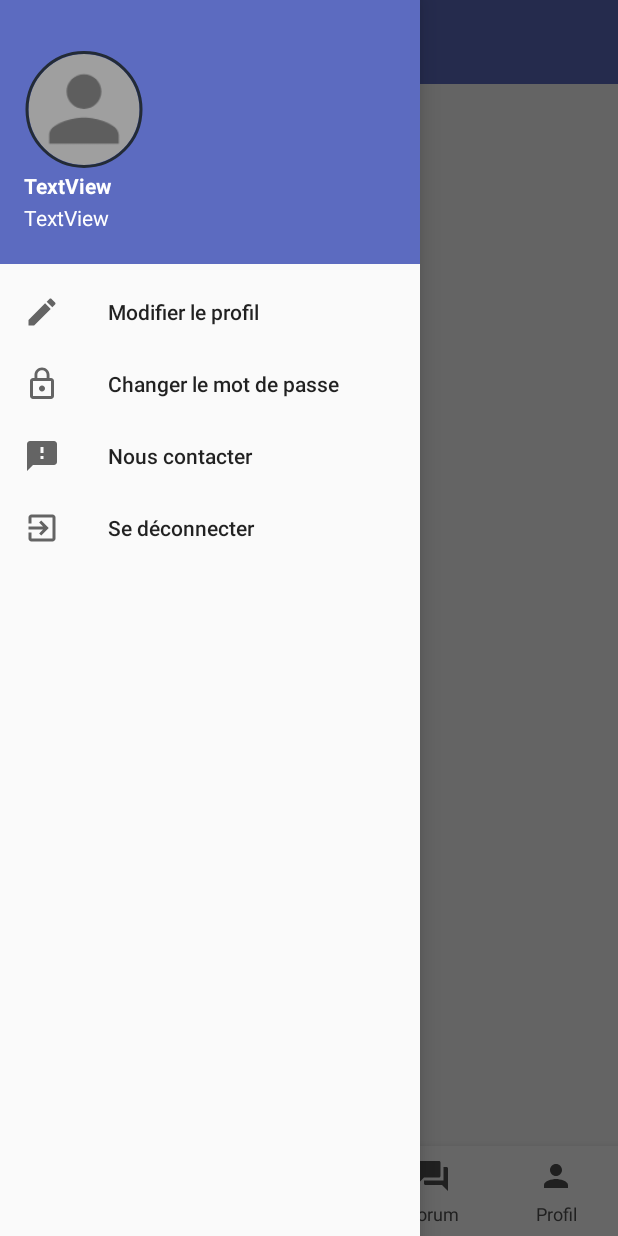
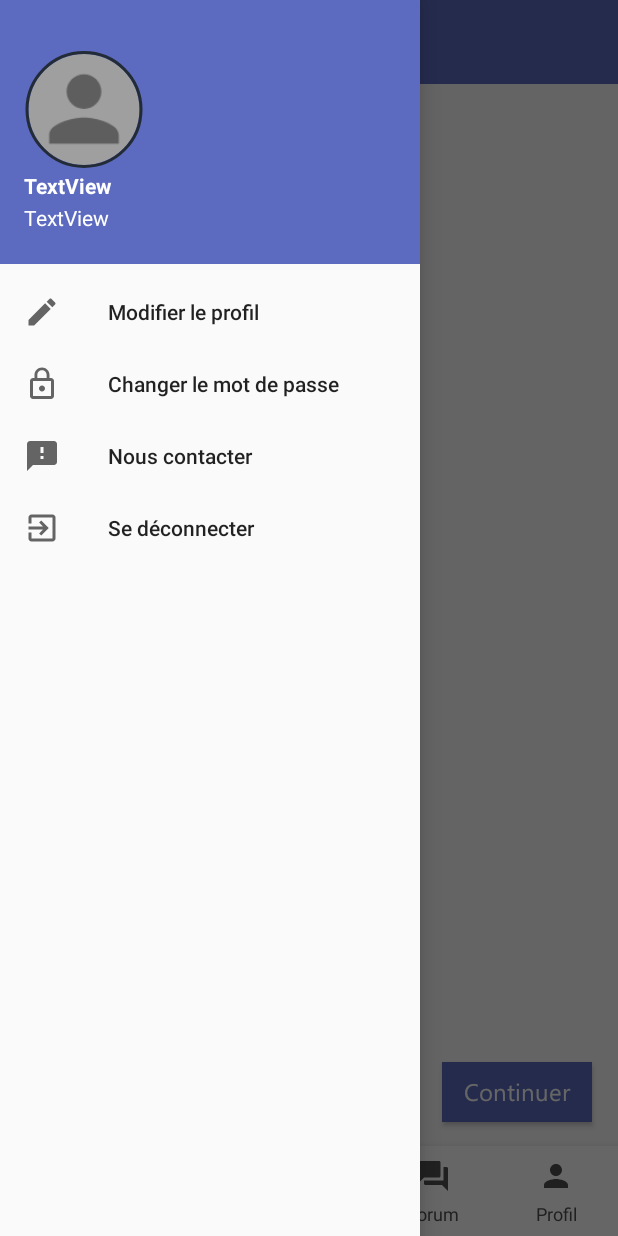
Before and after one commit to MestaouiYassine/ProgrammationC, an Android app: the fragment CoursesFragment placed in its activity, after a tap on "Open navigation drawer", on a phone screen of 412 x 824 dp. Run offline under Robolectric (Android 15) with nearby library versions, the phone set to English and light mode, and no system bars; our stand-ins replace CircleImageView, Firebase (no records; nobody signed in at launch, a user with empty details on screens opened directly); pictures from the network do not load; 1 statement that could not run was skipped; 1 other tap on this screen came first.

Commit message:
Basic C course done

```diff
--- a/app/src/main/java/com/projet/programmationenc/CoursesFragment.java
+++ b/app/src/main/java/com/projet/programmationenc/CoursesFragment.java
@@ -4,14 +4,12 @@ import android.os.Bundle;
 import android.view.LayoutInflater;
 import android.view.View;
 import android.view.ViewGroup;
-import android.widget.EditText;
+import android.widget.Button;
 import android.widget.TextView;
 
 import androidx.annotation.NonNull;
 import androidx.annotation.Nullable;
 import androidx.fragment.app.Fragment;
-
-import java.util.List;
 
 import retrofit2.Call;
 import retrofit2.Callback;
@@ -22,7 +20,8 @@ import retrofit2.converter.gson.GsonConverterFactory;
 public class CoursesFragment extends Fragment {
     public static ApiInterface apiInterface;
 //    private EditText edtidcourse;
-    private TextView txtvaffichcourse;
+    private TextView txtvtitle,txtvcourse;
+    private Button btncontinue;
 //    192.168.1.104
     @Nullable
     @Override
@@ -34,12 +33,18 @@ public class CoursesFragment extends Fragment {
     @Override
     public void onViewCreated(@NonNull View view, @Nullable Bundle savedInstanceState) {
         super.onViewCreated(view, savedInstanceState);
+        ((HomeActivity) getActivity()).bottomNavigationView.setVisibility(View.GONE);
 //        edtidcourse = view.findViewById(R.id.edtidcourse);
         String base_url = "http://192.168.1.104/progc/";
-        txtvaffichcourse = view.findViewById(R.id.txtvaffichcourse);
-        String id;
+        txtvtitle = view.findViewById(R.id.txtvtitle);
+        txtvcourse = view.findViewById(R.id.txtvcourse);
+        btncontinue = view.findViewById(R.id.btncontinue);
+//        String id;
 //        id = edtidcourse.getText().toString();
-        id = "C1";
+//        id = "C7";
+
+        Bundle bundle = this.getArguments();
+        String id = getArguments().getString("id");
 
         Retrofit retrofit = new Retrofit.Builder()
                 .baseUrl(base_url)
@@ -51,16 +56,25 @@ public class CoursesFragment extends Fragment {
             @Override
             public void onResponse(Call<Course> call, Response<Course> response) {
                 if(!response.isSuccessful()) {
-                    txtvaffichcourse.setText("Code : " + response.code());
+                    txtvcourse.setText("Code : " + response.code());
                     return;
                 }
                 Course course = response.body();
-                txtvaffichcourse.setText(course.getContent());
+                txtvtitle.setText(course.getTitle());
+                txtvcourse.setText(course.getContent());
             }
 
             @Override
             public void onFailure(Call<Course> call, Throwable t) {
-                txtvaffichcourse.setText(t.getMessage());
+                txtvcourse.setText(t.getMessage());
+            }
+        });
+
+        btncontinue.setOnClickListener(new View.OnClickListener() {
+            @Override
+            public void onClick(View v) {
+//                getActivity().getSupportFragmentManager().beginTransaction().replace(R.id.fragcontainer, new BaseCFragment()).commit();
+                getActivity().onBackPressed();
             }
         });
 //        Call<List<Course>> call = apiInterface.getCourse(id);
--- a/app/src/main/java/com/projet/programmationenc/HomeActivity.java
+++ b/app/src/main/java/com/projet/programmationenc/HomeActivity.java
@@ -37,7 +37,7 @@ public class HomeActivity extends AppCompatActivity {
     private TextView txtvemail;
     private TextView txtvfullname;
     private NavigationView navigationView;
-    private BottomNavigationView bottomNavigationView;
+    public BottomNavigationView bottomNavigationView;
     private FirebaseUser user;
     public String retrievedFirstName;
     public String retrievedLastName;
@@ -112,7 +112,7 @@ public class HomeActivity extends AppCompatActivity {
                         getSupportFragmentManager().beginTransaction().replace(R.id.fragcontainer, new HomeFragment()).addToBackStack(null).commit();
                         break;
                     case R.id.courses:
-                        getSupportFragmentManager().beginTransaction().replace(R.id.fragcontainer, new CoursesFragment()).addToBackStack(null).commit();
+                        getSupportFragmentManager().beginTransaction().replace(R.id.fragcontainer, new MenuCoursesFragment()).addToBackStack(null).commit();
                         break;
                     case R.id.exercices:
                         getSupportFragmentManager().beginTransaction().replace(R.id.fragcontainer, new ExercicesFragment()).addToBackStack(null).commit();
--- /dev/null
+++ b/app/src/main/res/drawable/ic_code_white_24dp.xml
@@ -0,0 +1,5 @@
+<vector android:height="24dp" android:tint="#FFFFFF"
+    android:viewportHeight="24.0" android:viewportWidth="24.0"
+    android:width="24dp" xmlns:android="http://schemas.android.com/apk/res/android">
+    <path android:fillColor="#FF000000" android:pathData="M9.4,16.6L4.8,12l4.6,-4.6L8,6l-6,6 6,6 1.4,-1.4zM14.6,16.6l4.6,-4.6 -4.6,-4.6L16,6l6,6 -6,6 -1.4,-1.4z"/>
+</vector>
--- /dev/null
+++ b/app/src/main/res/drawable/ic_sync_white_24dp.xml
@@ -0,0 +1,5 @@
+<vector android:height="24dp" android:tint="#FFFFFF"
+    android:viewportHeight="24.0" android:viewportWidth="24.0"
+    android:width="24dp" xmlns:android="http://schemas.android.com/apk/res/android">
+    <path android:fillColor="#FF000000" android:pathData="M12,4L12,1L8,5l4,4L12,6c3.31,0 6,2.69 6,6 0,1.01 -0.25,1.97 -0.7,2.8l1.46,1.46C19.54,15.03 20,13.57 20,12c0,-4.42 -3.58,-8 -8,-8zM12,18c-3.31,0 -6,-2.69 -6,-6 0,-1.01 0.25,-1.97 0.7,-2.8L5.24,7.74C4.46,8.97 4,10.43 4,12c0,4.42 3.58,8 8,8v3l4,-4 -4,-4v3z"/>
+</vector>
--- /dev/null
+++ b/app/src/main/res/drawable/roundedbluebutton.xml
@@ -0,0 +1,5 @@
+<?xml version="1.0" encoding="utf-8"?>
+<shape android:shape="rectangle" xmlns:android="http://schemas.android.com/apk/res/android">
+    <solid android:color="@color/blue"></solid>
+    <corners android:radius="90dp"></corners>
+</shape>
--- a/app/src/main/res/layout/fragment_courses.xml
+++ b/app/src/main/res/layout/fragment_courses.xml
@@ -8,14 +8,17 @@
 
     <androidx.core.widget.NestedScrollView
         android:id="@+id/nestedcours"
-        android:layout_width="331dp"
-        android:layout_height="529dp"
-        app:layout_constraintBottom_toBottomOf="parent"
+        android:layout_width="382dp"
+        android:layout_height="520dp"
+        android:layout_marginStart="16dp"
+        android:layout_marginEnd="16dp"
+        app:layout_constraintBottom_toTopOf="@id/btncontinue"
         app:layout_constraintEnd_toEndOf="parent"
-        app:layout_constraintStart_toStartOf="parent">
+        app:layout_constraintStart_toStartOf="parent"
+        app:layout_constraintTop_toBottomOf="@id/txtvtitle">
 
         <TextView
-            android:id="@+id/txtvaffichcourse"
+            android:id="@+id/txtvcourse"
             android:layout_width="wrap_content"
             android:layout_height="wrap_content"
             tools:layout_editor_absoluteX="411dp"
@@ -23,5 +26,33 @@
 
     </androidx.core.widget.NestedScrollView>
 
+    <TextView
+        android:id="@+id/txtvtitle"
+        android:layout_width="wrap_content"
+        android:layout_height="wrap_content"
+        android:layout_marginStart="16dp"
+        android:layout_marginTop="32dp"
+        android:textColor="@color/blue"
+        android:fontFamily="@font/bold"
+        android:textSize="19sp"
+        app:layout_constraintStart_toStartOf="parent"
+        app:layout_constraintTop_toTopOf="parent" />
+
+    <Button
+        android:id="@+id/btncontinue"
+        android:layout_width="100dp"
+        android:layout_height="40dp"
+        android:layout_marginEnd="16dp"
+        android:layout_marginBottom="16dp"
+        android:text="Continuer"
+        android:background="@drawable/button"
+        android:foreground="?android:attr/selectableItemBackground"
+        android:textAllCaps="false"
+        android:fontFamily="@font/regular"
+        android:textSize="16sp"
+        android:textColor="@color/white"
+        app:layout_constraintBottom_toBottomOf="parent"
+        app:layout_constraintEnd_toEndOf="parent" />
+
 
 </androidx.constraintlayout.widget.ConstraintLayout>
```
Also changed, not shown: app/src/main/java/com/projet/programmationenc/BaseCFragment.java (added, +157 -0 lines), app/src/main/java/com/projet/programmationenc/MenuCoursesFragment.java (added, +34 -0 lines), app/src/main/res/layout/fragment_base.xml (added, +202 -0 lines), app/src/main/res/layout/fragment_menucourses.xml (added, +32 -0 lines).
